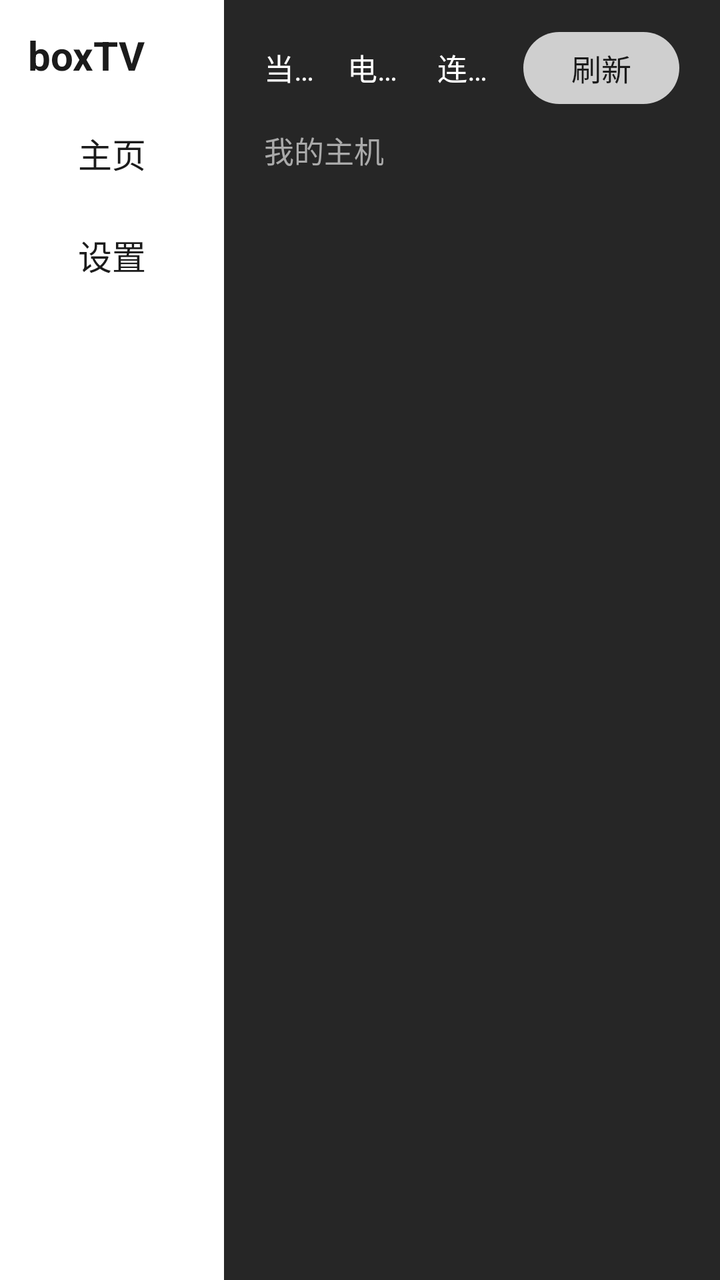
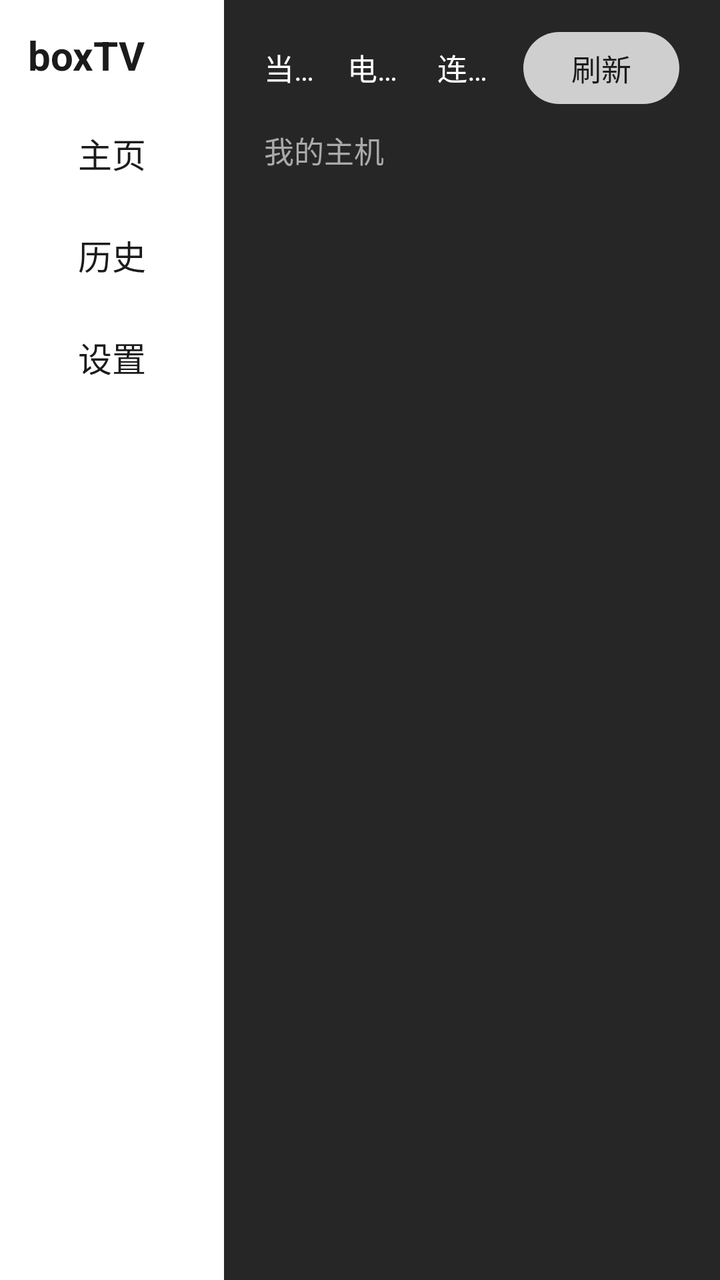

An Android layout rendered at two revisions. The XML below is the earlier revision; the diff shows what the commit changed to produce the second picture.
<!-- AndroidManifest.xml: application theme Theme.BoxTV -->
<!-- res/layout/activity_main.xml -->
<?xml version="1.0" encoding="utf-8"?>
<LinearLayout xmlns:android="http://schemas.android.com/apk/res/android"
    android:layout_width="match_parent"
    android:layout_height="match_parent"
    android:background="@color/home_background"
    android:orientation="horizontal">

    
    <include layout="@layout/view_sidebar" />

    
    <FrameLayout
        android:layout_width="0dp"
        android:layout_height="match_parent"
        android:layout_weight="1">

        
        <LinearLayout
            android:id="@+id/home_panel"
            android:layout_width="match_parent"
            android:layout_height="match_parent"
            android:orientation="vertical">

            
            <LinearLayout
                android:layout_width="match_parent"
                android:layout_height="wrap_content"
                android:gravity="center_vertical"
                android:orientation="horizontal"
                android:paddingStart="20dp"
                android:paddingEnd="20dp"
                android:paddingTop="16dp"
                android:paddingBottom="6dp">

                
                <TextView
                    android:id="@+id/tv_network"
                    android:layout_width="0dp"
                    android:layout_height="wrap_content"
                    android:layout_weight="1.1"
                    android:ellipsize="end"
                    android:maxLines="1"
                    android:text="当前网络：检测中…"
                    android:textColor="#FFFFFF"
                    android:textSize="15sp" />

                
                <TextView
                    android:id="@+id/tv_host_name"
                    android:layout_width="0dp"
                    android:layout_height="wrap_content"
                    android:layout_weight="1.2"
                    android:ellipsize="end"
                    android:layout_marginStart="8dp"
                    android:maxLines="1"
                    android:text="电脑主机名称：—"
                    android:textColor="#FFFFFF"
                    android:textSize="15sp" />

                
                <TextView
                    android:id="@+id/tv_connection"
                    android:layout_width="0dp"
                    android:layout_height="wrap_content"
                    android:layout_weight="1"
                    android:ellipsize="end"
                    android:layout_marginStart="8dp"
                    android:maxLines="1"
                    android:text="连接状态：未连接"
                    android:textColor="#FFFFFF"
                    android:textSize="15sp" />

                
                <TextView
                    android:id="@+id/btn_refresh"
                    android:layout_width="wrap_content"
                    android:layout_height="wrap_content"
                    android:layout_marginStart="12dp"
                    android:background="@drawable/bg_header_button"
                    android:focusable="true"
                    android:paddingHorizontal="24dp"
                    android:paddingVertical="7dp"
                    android:text="刷新"
                    android:textColor="#1B1B1B"
                    android:textSize="15sp" />
            </LinearLayout>

            
            <TextView
                android:layout_width="wrap_content"
                android:layout_height="wrap_content"
                android:paddingStart="20dp"
                android:paddingTop="6dp"
                android:text="我的主机"
                android:textColor="@color/text_secondary"
                android:textSize="15sp" />

            
            <FrameLayout
                android:layout_width="match_parent"
                android:layout_height="0dp"
                android:layout_weight="1">

                
                <androidx.recyclerview.widget.RecyclerView
                    android:id="@+id/host_grid"
                    android:layout_width="match_parent"
                    android:layout_height="match_parent"
                    android:clipToPadding="false"
                    android:focusable="false"
                    android:paddingStart="20dp"
                    android:paddingEnd="12dp"
                    android:paddingTop="8dp"
                    android:paddingBottom="16dp"
                    android:scrollbars="none" />

                
                <TextView
                    android:id="@+id/empty_hint"
                    android:layout_width="wrap_content"
                    android:layout_height="wrap_content"
                    android:layout_gravity="center"
                    android:focusable="true"
                    android:gravity="center"
                    android:paddingHorizontal="32dp"
                    android:paddingVertical="18dp"
                    android:text="暂无已配对的电脑\n按 OK 键前往「设置」添加主机"
                    android:textColor="@color/text_secondary"
                    android:textSize="17sp"
                    android:visibility="gone" />
            </FrameLayout>
        </LinearLayout>

        
        <LinearLayout
            android:id="@+id/dev_panel"
            android:layout_width="match_parent"
            android:layout_height="match_parent"
            android:background="@color/home_background"
            android:orientation="vertical"
            android:paddingStart="28dp"
            android:paddingTop="24dp"
            android:visibility="gone">

            
            <TextView
                android:id="@+id/btn_add_host"
                android:layout_width="wrap_content"
                android:layout_height="wrap_content"
                android:background="@drawable/bg_header_button"
                android:focusable="true"
                android:paddingHorizontal="28dp"
                android:paddingVertical="10dp"
                android:text="添加主机"
                android:textColor="#1B1B1B"
                android:textSize="16sp" />

            
            <TextView
                android:id="@+id/settings_host_name"
                android:layout_width="wrap_content"
                android:layout_height="wrap_content"
                android:layout_marginTop="24dp"
                android:ellipsize="end"
                android:maxLines="1"
                android:text="当前连接主机名称：—"
                android:textColor="#FFFFFF"
                android:textSize="16sp" />

            
            <TextView
                android:id="@+id/settings_connection"
                android:layout_width="wrap_content"
                android:layout_height="wrap_content"
                android:layout_marginTop="16dp"
                android:text="连接状态：未连接"
                android:textColor="#FFFFFF"
                android:textSize="16sp" />

            
            <TextView
                android:id="@+id/settings_network"
                android:layout_width="wrap_content"
                android:layout_height="wrap_content"
                android:layout_marginTop="16dp"
                android:text="当前网络：检测中…"
                android:textColor="#FFFFFF"
                android:textSize="16sp" />

            
            <TextView
                android:id="@+id/settings_version"
                android:layout_width="wrap_content"
                android:layout_height="wrap_content"
                android:layout_marginTop="16dp"
                android:text="软件版本：—"
                android:textColor="#FFFFFF"
                android:textSize="16sp" />

            
            <TextView
                android:id="@+id/btn_check_update"
                android:layout_width="wrap_content"
                android:layout_height="wrap_content"
                android:layout_marginTop="20dp"
                android:background="@drawable/bg_header_button"
                android:focusable="true"
                android:paddingHorizontal="28dp"
                android:paddingVertical="10dp"
                android:text="检查更新"
                android:textColor="#1B1B1B"
                android:textSize="16sp" />

            
            <TextView
                android:id="@+id/settings_update_status"
                android:layout_width="wrap_content"
                android:layout_height="wrap_content"
                android:layout_marginTop="12dp"
                android:ellipsize="end"
                android:maxLines="2"
                android:text=""
                android:textColor="@color/text_secondary"
                android:textSize="14sp"
                android:visibility="gone" />

        </LinearLayout>

    </FrameLayout>

</LinearLayout>
<!-- res/layout/view_sidebar.xml (included above) -->
<?xml version="1.0" encoding="utf-8"?>
<LinearLayout xmlns:android="http://schemas.android.com/apk/res/android"
    android:layout_width="112dp"
    android:layout_height="match_parent"
    android:background="@color/sidebar_background"
    android:orientation="vertical"
    android:paddingTop="14dp">

    
    <TextView
        android:layout_width="wrap_content"
        android:layout_height="wrap_content"
        android:paddingStart="14dp"
        android:paddingBottom="10dp"
        android:text="@string/app_name"
        android:textColor="@color/sidebar_text"
        android:textSize="20sp"
        android:textStyle="bold" />

    
    <TextView
        android:id="@+id/sidebar_home"
        android:layout_width="match_parent"
        android:layout_height="wrap_content"
        android:layout_marginStart="10dp"
        android:layout_marginEnd="10dp"
        android:layout_marginTop="4dp"
        android:background="@drawable/bg_sidebar_item"
        android:focusable="true"
        android:gravity="center"
        android:paddingVertical="9dp"
        android:text="主页"
        android:textColor="@color/sidebar_item_text"
        android:textSize="17sp" />

    
    <TextView
        android:id="@+id/sidebar_settings"
        android:layout_width="match_parent"
        android:layout_height="wrap_content"
        android:layout_marginStart="10dp"
        android:layout_marginEnd="10dp"
        android:layout_marginTop="8dp"
        android:background="@drawable/bg_sidebar_item"
        android:focusable="true"
        android:gravity="center"
        android:paddingVertical="9dp"
        android:text="设置"
        android:textColor="@color/sidebar_item_text"
        android:textSize="17sp" />

</LinearLayout>
<!-- resources referenced by this layout -->
<resources>
  <color name="home_background">#262626</color>
  <color name="sidebar_background">#FFFFFF</color>
  <color name="sidebar_text">#1B1B1B</color>
  <color name="text_secondary">#AAAAAA</color>
  <!-- drawable bg_header_button (drawable) -->
  <?xml version="1.0" encoding="utf-8"?>
  <selector xmlns:android="http://schemas.android.com/apk/res/android">
  
      <item android:state_focused="true">
          <shape android:shape="rectangle">
              <solid android:color="@color/header_button_focused" />
              <corners android:radius="20dp" />
          </shape>
      </item>
  
      <item>
          <shape android:shape="rectangle">
              <solid android:color="@color/header_button_normal" />
              <corners android:radius="20dp" />
          </shape>
      </item>
  
  </selector>
  <!-- drawable bg_sidebar_item (drawable) -->
  <?xml version="1.0" encoding="utf-8"?>
  <selector xmlns:android="http://schemas.android.com/apk/res/android">
  
      
      <item android:state_focused="true">
          <shape android:shape="rectangle">
              <solid android:color="#1B1B1B" />
              <corners android:radius="20dp" />
          </shape>
      </item>
  
      
      <item android:state_selected="true">
          <shape android:shape="rectangle">
              <stroke android:width="2dp" android:color="#1B1B1B" />
              <corners android:radius="20dp" />
          </shape>
      </item>
  
      
      <item>
          <shape android:shape="rectangle">
              <solid android:color="@android:color/transparent" />
          </shape>
      </item>
  
  </selector>
  <string name="app_name">boxTV</string>
  <style name="Theme.BoxTV" parent="@style/Theme.Leanback" />
  <color name="header_button_focused">#FFFFFF</color>
  <color name="header_button_normal">#CFCFCF</color>
</resources>

<!-- the commit's change to res/layout/activity_main.xml (unified diff, before → after) -->
@@ -125,6 +125,123 @@
                     android:paddingHorizontal="32dp"
                     android:paddingVertical="18dp"
                     android:text="暂无已配对的电脑\n按 OK 键前往「设置」添加主机"
+                    android:textColor="@color/text_secondary"
+                    android:textSize="17sp"
+                    android:visibility="gone" />
+            </FrameLayout>
+        </LinearLayout>
+
+        
+        <LinearLayout
+            android:id="@+id/history_panel"
+            android:layout_width="match_parent"
+            android:layout_height="match_parent"
+            android:orientation="vertical"
+            android:visibility="gone">
+
+            
+            <LinearLayout
+                android:layout_width="match_parent"
+                android:layout_height="wrap_content"
+                android:gravity="center_vertical"
+                android:orientation="horizontal"
+                android:paddingStart="20dp"
+                android:paddingEnd="20dp"
+                android:paddingTop="16dp"
+                android:paddingBottom="6dp">
+
+                
+                <TextView
+                    android:id="@+id/hist_network"
+                    android:layout_width="0dp"
+                    android:layout_height="wrap_content"
+                    android:layout_weight="1.1"
+                    android:ellipsize="end"
+                    android:maxLines="1"
+                    android:text="当前网络：检测中…"
+                    android:textColor="#FFFFFF"
+                    android:textSize="15sp" />
+
+                
+                <TextView
+                    android:id="@+id/hist_host_name"
+                    android:layout_width="0dp"
+                    android:layout_height="wrap_content"
+                    android:layout_weight="1.2"
+                    android:ellipsize="end"
+                    android:layout_marginStart="8dp"
+                    android:maxLines="1"
+                    android:text="电脑主机名称：—"
+                    android:textColor="#FFFFFF"
+                    android:textSize="15sp" />
+
+                
+                <TextView
+                    android:id="@+id/hist_connection"
+                    android:layout_width="0dp"
+                    android:layout_height="wrap_content"
+                    android:layout_weight="1"
+                    android:ellipsize="end"
+                    android:layout_marginStart="8dp"
+                    android:maxLines="1"
+                    android:text="连接状态：未检测"
+                    android:textColor="#FFFFFF"
+                    android:textSize="15sp" />
+
+                
+                <TextView
+                    android:id="@+id/btn_history_refresh"
+                    android:layout_width="wrap_content"
+                    android:layout_height="wrap_content"
+                    android:layout_marginStart="12dp"
+                    android:background="@drawable/bg_header_button"
+                    android:focusable="true"
+                    android:paddingHorizontal="24dp"
+                    android:paddingVertical="7dp"
+                    android:text="刷新"
+                    android:textColor="#1B1B1B"
+                    android:textSize="15sp" />
+            </LinearLayout>
+
+            
+            <TextView
+                android:layout_width="wrap_content"
+                android:layout_height="wrap_content"
+                android:paddingStart="20dp"
+                android:paddingTop="6dp"
+                android:text="历史记录"
+                android:textColor="@color/text_secondary"
+                android:textSize="15sp" />
+
+            
+            <FrameLayout
+                android:layout_width="match_parent"
+                android:layout_height="0dp"
+                android:layout_weight="1">
+
+                
+                <androidx.recyclerview.widget.RecyclerView
+                    android:id="@+id/history_grid"
+                    android:layout_width="match_parent"
+                    android:layout_height="match_parent"
+                    android:clipToPadding="false"
+                    android:focusable="false"
+                    android:paddingStart="20dp"
+                    android:paddingEnd="12dp"
+                    android:paddingTop="8dp"
+                    android:paddingBottom="16dp"
+                    android:scrollbars="none" />
+
+                
+                <TextView
+                    android:id="@+id/history_empty"
+                    android:layout_width="wrap_content"
+                    android:layout_height="wrap_content"
+                    android:layout_gravity="center"
+                    android:gravity="center"
+                    android:paddingHorizontal="32dp"
+                    android:paddingVertical="18dp"
+                    android:text="暂无播放历史\n播放过的影片会显示在这里"
                     android:textColor="@color/text_secondary"
                     android:textSize="17sp"
                     android:visibility="gone" />
@@ -267,6 +384,22 @@
 
     
     <TextView
+        android:id="@+id/sidebar_history"
+        android:layout_width="match_parent"
+        android:layout_height="wrap_content"
+        android:layout_marginStart="10dp"
+        android:layout_marginEnd="10dp"
+        android:layout_marginTop="8dp"
+        android:background="@drawable/bg_sidebar_item"
+        android:focusable="true"
+        android:gravity="center"
+        android:paddingVertical="9dp"
+        android:text="历史"
+        android:textColor="@color/sidebar_item_text"
+        android:textSize="17sp" />
+
+    
+    <TextView
         android:id="@+id/sidebar_settings"
         android:layout_width="match_parent"
         android:layout_height="wrap_content"
